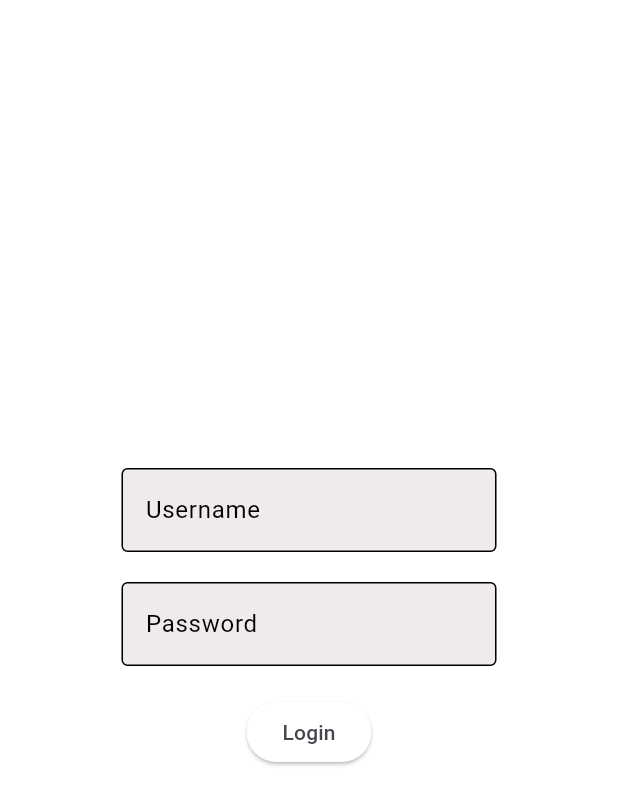
After one commit to jabaere/enfappbuilder, a Flutter app: the screen it shows after launch, on a phone screen of 412 x 824 dp. The commit adds this screen. Shown: the top 805 px of the screen. Run offline on Flutter 3.47's test engine with Material 3 defaults, Android fonts, the phone set to English and light mode, and no system bars; our stand-ins replace firebase_auth, firebase_core, localstorage, quickalert; missing offline and left inert: dart:html, docx_template, syncfusion_flutter_pdf, universal_html; accounts and stored records are empty.

Commit message:
Version 2: Login Feature Added

```diff
--- /dev/null
+++ b/lib/screens/login_screen.dart
@@ -0,0 +1,109 @@
+import 'package:flutter/material.dart';
+import 'package:localstorage/localstorage.dart';
+import 'package:firebase_auth/firebase_auth.dart';
+
+class LoginScreen extends StatefulWidget {
+  final VoidCallback onLoginSuccess;
+
+  const LoginScreen({Key? key, required this.onLoginSuccess}) : super(key: key);
+
+  @override
+  _LoginScreenState createState() => _LoginScreenState();
+}
+
+class _LoginScreenState extends State<LoginScreen> {
+  final TextEditingController _usernameController = TextEditingController();
+  final TextEditingController _passwordController = TextEditingController();
+
+  @override
+  Widget build(BuildContext context) {
+    return Scaffold(
+      body: Padding(
+        padding: const EdgeInsets.all(16.0),
+        child: Center(
+          child: Column(
+            mainAxisAlignment: MainAxisAlignment.center,
+            children: [
+              SizedBox(
+                width: 250,
+                child: TextField(
+                  controller: _usernameController,
+                  decoration: InputDecoration(
+                    labelText: 'Username',
+                    border: const OutlineInputBorder(),
+                    filled: true,
+                    fillColor: const Color.fromARGB(255, 240, 235, 235),
+                  ),
+                ),
+              ),
+              SizedBox(height: 20),
+              SizedBox(
+                width: 250,
+                child: TextField(
+                  controller: _passwordController,
+                  obscureText: true,
+                  decoration: InputDecoration(
+                    labelText: 'Password',
+                    border: const OutlineInputBorder(),
+                    filled: true,
+                    fillColor: const Color.fromARGB(255, 240, 235, 235),
+                  ),
+                ),
+              ),
+              SizedBox(height: 20),
+              ElevatedButton(
+                onPressed: () {
+                  loginUser(context);
+                },
+                child: Text('Login'),
+              ),
+            ],
+          ),
+        ),
+      ),
+    );
+  }
+
+// login
+  Future<void> loginUser(BuildContext context) async {
+    String username = _usernameController.text;
+    String password = _passwordController.text;
+    try {
+      UserCredential userCredential =
+          await FirebaseAuth.instance.signInWithEmailAndPassword(
+        email: username,
+        password: password,
+      );
+      // Save authentication state
+      await saveUserAuthenticationState();
+      widget.onLoginSuccess();
+
+      print('User logged in: ${userCredential.user!.email}');
+    } on FirebaseAuthException catch (e) {
+      // ignore: use_build_context_synchronously
+      showDialog(
+        context: context,
+        builder: (context) => AlertDialog(
+          title: const Text('Invalid Credentials'),
+          content: const Text('Please check your username and password.'),
+          actions: [
+            TextButton(
+              onPressed: () {
+                Navigator.of(context).pop();
+              },
+              child: Text('OK'),
+            ),
+          ],
+        ),
+      );
+      print('Error: ${e.message}');
+    }
+  }
+
+  Future<void> saveUserAuthenticationState() async {
+    final LocalStorage storage = LocalStorage('my_app');
+
+    // Save authentication state
+    await storage.setItem('isLoggedIn', true);
+  }
+}
--- a/pubspec.yaml
+++ b/pubspec.yaml
@@ -40,6 +40,8 @@ dependencies:
   quickalert: ^1.0.2
   localstorage: ^4.0.1+4
   syncfusion_flutter_pdf: ^24.1.44
+  firebase_core: ^2.24.2
+  firebase_auth: ^4.16.0
 
 dev_dependencies:
   flutter_test:
```
Also changed, not shown: lib/main.dart (+93 -3 lines), lib/firebase_options.dart (added), pubspec.lock, 8 other files.
